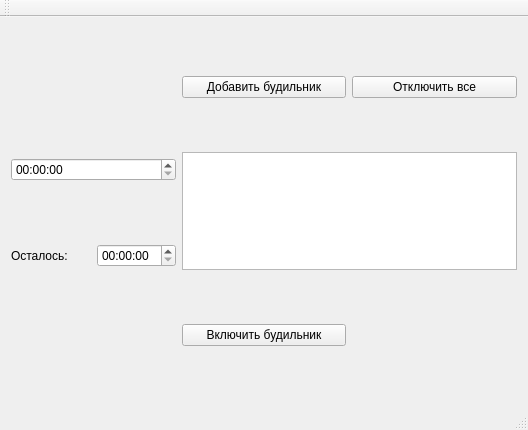
Before: the Qt Designer form alarm/MainWindow.ui in lebendig13/alarm, drawn with Qt 5.
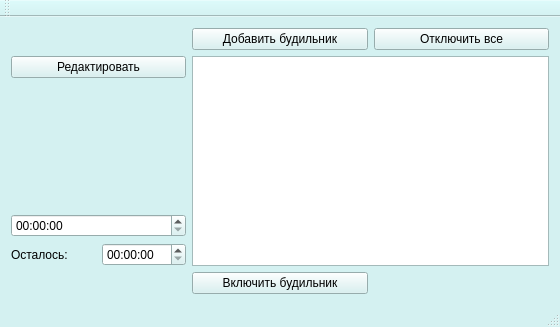
After: the same form once the commit is applied.

Diff of the .ui file:
```diff
--- a/alarm/MainWindow.ui
+++ b/alarm/MainWindow.ui
@@ -6,32 +6,430 @@
    <rect>
     <x>0</x>
     <y>0</y>
-    <width>528</width>
-    <height>430</height>
+    <width>560</width>
+    <height>327</height>
    </rect>
   </property>
+  <property name="palette">
+   <palette>
+    <active>
+     <colorrole role="WindowText">
+      <brush brushstyle="SolidPattern">
+       <color alpha="255">
+        <red>0</red>
+        <green>0</green>
+        <blue>0</blue>
+       </color>
+      </brush>
+     </colorrole>
+     <colorrole role="Button">
+      <brush brushstyle="SolidPattern">
+       <color alpha="255">
+        <red>212</red>
+        <green>241</green>
+        <blue>241</blue>
+       </color>
+      </brush>
+     </colorrole>
+     <colorrole role="Light">
+      <brush brushstyle="SolidPattern">
+       <color alpha="255">
+        <red>255</red>
+        <green>255</green>
+        <blue>255</blue>
+       </color>
+      </brush>
+     </colorrole>
+     <colorrole role="Midlight">
+      <brush brushstyle="SolidPattern">
+       <color alpha="255">
+        <red>233</red>
+        <green>248</green>
+        <blue>248</blue>
+       </color>
+      </brush>
+     </colorrole>
+     <colorrole role="Dark">
+      <brush brushstyle="SolidPattern">
+       <color alpha="255">
+        <red>106</red>
+        <green>120</green>
+        <blue>120</blue>
+       </color>
+      </brush>
+     </colorrole>
+     <colorrole role="Mid">
+      <brush brushstyle="SolidPattern">
+       <color alpha="255">
+        <red>141</red>
+        <green>161</green>
+        <blue>161</blue>
+       </color>
+      </brush>
+     </colorrole>
+     <colorrole role="Text">
+      <brush brushstyle="SolidPattern">
+       <color alpha="255">
+        <red>0</red>
+        <green>0</green>
+        <blue>0</blue>
+       </color>
+      </brush>
+     </colorrole>
+     <colorrole role="BrightText">
+      <brush brushstyle="SolidPattern">
+       <color alpha="255">
+        <red>255</red>
+        <green>255</green>
+        <blue>255</blue>
+       </color>
+      </brush>
+     </colorrole>
+     <colorrole role="ButtonText">
+      <brush brushstyle="SolidPattern">
+       <color alpha="255">
+        <red>0</red>
+        <green>0</green>
+        <blue>0</blue>
+       </color>
+      </brush>
+     </colorrole>
+     <colorrole role="Base">
+      <brush brushstyle="SolidPattern">
+       <color alpha="255">
+        <red>255</red>
+        <green>255</green>
+        <blue>255</blue>
+       </color>
+      </brush>
+     </colorrole>
+     <colorrole role="Window">
+      <brush brushstyle="SolidPattern">
+       <color alpha="255">
+        <red>212</red>
+        <green>241</green>
+        <blue>241</blue>
+       </color>
+      </brush>
+     </colorrole>
+     <colorrole role="Shadow">
+      <brush brushstyle="SolidPattern">
+       <color alpha="255">
+        <red>0</red>
+        <green>0</green>
+        <blue>0</blue>
+       </color>
+      </brush>
+     </colorrole>
+     <colorrole role="AlternateBase">
+      <brush brushstyle="SolidPattern">
+       <color alpha="255">
+        <red>233</red>
+        <green>248</green>
+        <blue>248</blue>
+       </color>
+      </brush>
+     </colorrole>
+     <colorrole role="ToolTipBase">
+      <brush brushstyle="SolidPattern">
+       <color alpha="255">
+        <red>255</red>
+        <green>255</green>
+        <blue>220</blue>
+       </color>
+      </brush>
+     </colorrole>
+     <colorrole role="ToolTipText">
+      <brush brushstyle="SolidPattern">
+       <color alpha="255">
+        <red>0</red>
+        <green>0</green>
+        <blue>0</blue>
+       </color>
+      </brush>
+     </colorrole>
+    </active>
+    <inactive>
+     <colorrole role="WindowText">
+      <brush brushstyle="SolidPattern">
+       <color alpha="255">
+        <red>0</red>
+        <green>0</green>
+        <blue>0</blue>
+       </color>
+      </brush>
+     </colorrole>
+     <colorrole role="Button">
+      <brush brushstyle="SolidPattern">
+       <color alpha="255">
+        <red>212</red>
+        <green>241</green>
+        <blue>241</blue>
+       </color>
+      </brush>
+     </colorrole>
+     <colorrole role="Light">
+      <brush brushstyle="SolidPattern">
+       <color alpha="255">
+        <red>255</red>
+        <green>255</green>
+        <blue>255</blue>
+       </color>
+      </brush>
+     </colorrole>
+     <colorrole role="Midlight">
+      <brush brushstyle="SolidPattern">
+       <color alpha="255">
+        <red>233</red>
+        <green>248</green>
+        <blue>248</blue>
+       </color>
+      </brush>
+     </colorrole>
+     <colorrole role="Dark">
+      <brush brushstyle="SolidPattern">
+       <color alpha="255">
+        <red>106</red>
+        <green>120</green>
+        <blue>120</blue>
+       </color>
+      </brush>
+     </colorrole>
+     <colorrole role="Mid">
+      <brush brushstyle="SolidPattern">
+       <color alpha="255">
+        <red>141</red>
+        <green>161</green>
+        <blue>161</blue>
+       </color>
+      </brush>
+     </colorrole>
+     <colorrole role="Text">
+      <brush brushstyle="SolidPattern">
+       <color alpha="255">
+        <red>0</red>
+        <green>0</green>
+        <blue>0</blue>
+       </color>
+      </brush>
+     </colorrole>
+     <colorrole role="BrightText">
+      <brush brushstyle="SolidPattern">
+       <color alpha="255">
+        <red>255</red>
+        <green>255</green>
+        <blue>255</blue>
+       </color>
+      </brush>
+     </colorrole>
+     <colorrole role="ButtonText">
+      <brush brushstyle="SolidPattern">
+       <color alpha="255">
+        <red>0</red>
+        <green>0</green>
+        <blue>0</blue>
+       </color>
+      </brush>
+     </colorrole>
+     <colorrole role="Base">
+      <brush brushstyle="SolidPattern">
+       <color alpha="255">
+        <red>255</red>
+        <green>255</green>
+        <blue>255</blue>
+       </color>
+      </brush>
+     </colorrole>
+     <colorrole role="Window">
+      <brush brushstyle="SolidPattern">
+       <color alpha="255">
+        <red>212</red>
+        <green>241</green>
+        <blue>241</blue>
+       </color>
+      </brush>
+     </colorrole>
+     <colorrole role="Shadow">
+      <brush brushstyle="SolidPattern">
+       <color alpha="255">
+        <red>0</red>
+        <green>0</green>
+        <blue>0</blue>
+       </color>
+      </brush>
+     </colorrole>
+     <colorrole role="AlternateBase">
+      <brush brushstyle="SolidPattern">
+       <color alpha="255">
+        <red>233</red>
+        <green>248</green>
+        <blue>248</blue>
+       </color>
+      </brush>
+     </colorrole>
+     <colorrole role="ToolTipBase">
+      <brush brushstyle="SolidPattern">
+       <color alpha="255">
+        <red>255</red>
+        <green>255</green>
+        <blue>220</blue>
+       </color>
+      </brush>
+     </colorrole>
+     <colorrole role="ToolTipText">
+      <brush brushstyle="SolidPattern">
+       <color alpha="255">
+        <red>0</red>
+        <green>0</green>
+        <blue>0</blue>
+       </color>
+      </brush>
+     </colorrole>
+    </inactive>
+    <disabled>
+     <colorrole role="WindowText">
+      <brush brushstyle="SolidPattern">
+       <color alpha="255">
+        <red>106</red>
+        <green>120</green>
+        <blue>120</blue>
+       </color>
+      </brush>
+     </colorrole>
+     <colorrole role="Button">
+      <brush brushstyle="SolidPattern">
+       <color alpha="255">
+        <red>212</red>
+        <green>241</green>
+        <blue>241</blue>
+       </color>
+      </brush>
+     </colorrole>
+     <colorrole role="Light">
+      <brush brushstyle="SolidPattern">
+       <color alpha="255">
+        <red>255</red>
+        <green>255</green>
+        <blue>255</blue>
+       </color>
+      </brush>
+     </colorrole>
+     <colorrole role="Midlight">
+      <brush brushstyle="SolidPattern">
+       <color alpha="255">
+        <red>233</red>
+        <green>248</green>
+        <blue>248</blue>
+       </color>
+      </brush>
+     </colorrole>
+     <colorrole role="Dark">
+      <brush brushstyle="SolidPattern">
+       <color alpha="255">
+        <red>106</red>
+        <green>120</green>
+        <blue>120</blue>
+       </color>
+      </brush>
+     </colorrole>
+     <colorrole role="Mid">
+      <brush brushstyle="SolidPattern">
+       <color alpha="255">
+        <red>141</red>
+        <green>161</green>
+        <blue>161</blue>
+       </color>
+      </brush>
+     </colorrole>
+     <colorrole role="Text">
+      <brush brushstyle="SolidPattern">
+       <color alpha="255">
+        <red>106</red>
+        <green>120</green>
+        <blue>120</blue>
+       </color>
+      </brush>
+     </colorrole>
+     <colorrole role="BrightText">
+      <brush brushstyle="SolidPattern">
+       <color alpha="255">
+        <red>255</red>
+        <green>255</green>
+        <blue>255</blue>
+       </color>
+      </brush>
+     </colorrole>
+     <colorrole role="ButtonText">
+      <brush brushstyle="SolidPattern">
+       <color alpha="255">
+        <red>106</red>
+        <green>120</green>
+        <blue>120</blue>
+       </color>
+      </brush>
+     </colorrole>
+     <colorrole role="Base">
+      <brush brushstyle="SolidPattern">
+       <color alpha="255">
+        <red>212</red>
+        <green>241</green>
+        <blue>241</blue>
+       </color>
+      </brush>
+     </colorrole>
+     <colorrole role="Window">
+      <brush brushstyle="SolidPattern">
+       <color alpha="255">
+        <red>212</red>
+        <green>241</green>
+        <blue>241</blue>
+       </color>
+      </brush>
+     </colorrole>
+     <colorrole role="Shadow">
+      <brush brushstyle="SolidPattern">
+       <color alpha="255">
+        <red>0</red>
+        <green>0</green>
+        <blue>0</blue>
+       </color>
+      </brush>
+     </colorrole>
+     <colorrole role="AlternateBase">
+      <brush brushstyle="SolidPattern">
+       <color alpha="255">
+        <red>212</red>
+        <green>241</green>
+        <blue>241</blue>
+       </color>
+      </brush>
+     </colorrole>
+     <colorrole role="ToolTipBase">
+      <brush brushstyle="SolidPattern">
+       <color alpha="255">
+        <red>255</red>
+        <green>255</green>
+        <blue>220</blue>
+       </color>
+      </brush>
+     </colorrole>
+     <colorrole role="ToolTipText">
+      <brush brushstyle="SolidPattern">
+       <color alpha="255">
+        <red>0</red>
+        <green>0</green>
+        <blue>0</blue>
+       </color>
+      </brush>
+     </colorrole>
+    </disabled>
+   </palette>
+  </property>
   <property name="windowTitle">
    <string>MainWindow</string>
   </property>
   <widget class="QWidget" name="centralWidget">
-   <layout class="QGridLayout" name="gridLayout_2">
-    <item row="3" column="1">
-     <widget class="QPushButton" name="pB_turnOn">
-      <property name="text">
-       <string>Включить будильник</string>
-      </property>
-     </widget>
-    </item>
-    <item row="1" column="1" rowspan="2" colspan="2">
-     <widget class="QTableWidget" name="tW_alarms"/>
-    </item>
-    <item row="0" column="2">
-     <widget class="QPushButton" name="pB_allOff">
-      <property name="text">
-       <string>Отключить все</string>
-      </property>
-     </widget>
-    </item>
+   <layout class="QGridLayout" name="gridLayout_3">
     <item row="0" column="1">
      <widget class="QPushButton" name="pB_addAlarm">
       <property name="text">
@@ -39,24 +437,65 @@
       </property>
      </widget>
     </item>
+    <item row="0" column="2">
+     <widget class="QPushButton" name="pB_allOff">
+      <property name="text">
+       <string>Отключить все</string>
+      </property>
+     </widget>
+    </item>
+    <item row="1" column="0">
+     <widget class="QPushButton" name="pB_edit">
+      <property name="text">
+       <string>Редактировать</string>
+      </property>
+     </widget>
+    </item>
+    <item row="1" column="1" rowspan="3" colspan="2">
+     <widget class="QTableWidget" name="tW_alarms"/>
+    </item>
     <item row="2" column="0">
-     <layout class="QGridLayout" name="gridLayout">
+     <spacer name="verticalSpacer">
+      <property name="orientation">
+       <enum>Qt::Vertical</enum>
+      </property>
+      <property name="sizeHint" stdset="0">
+       <size>
+        <width>20</width>
+        <height>45</height>
+       </size>
+      </property>
+     </spacer>
+    </item>
+    <item row="3" column="0">
+     <layout class="QGridLayout" name="gridLayout_2">
       <item row="0" column="0">
-       <widget class="QLabel" name="label">
-        <property name="text">
-         <string>Осталось:</string>
+       <widget class="QTimeEdit" name="tE_clock">
+        <property name="displayFormat">
+         <string>HH:mm:ss</string>
         </property>
        </widget>
       </item>
-      <item row="0" column="1">
-       <widget class="QTimeEdit" name="tE_restTime"/>
+      <item row="1" column="0">
+       <layout class="QGridLayout" name="gridLayout">
+        <item row="0" column="0">
+         <widget class="QLabel" name="label">
+          <property name="text">
+           <string>Осталось:</string>
+          </property>
+         </widget>
+        </item>
+        <item row="0" column="1">
+         <widget class="QTimeEdit" name="tE_restTime"/>
+        </item>
+       </layout>
       </item>
      </layout>
     </item>
-    <item row="1" column="0">
-     <widget class="QTimeEdit" name="tE_clock">
-      <property name="displayFormat">
-       <string>HH:mm:ss</string>
+    <item row="4" column="1">
+     <widget class="QPushButton" name="pB_turnOn">
+      <property name="text">
+       <string>Включить будильник</string>
       </property>
      </widget>
     </item>
```
Left out of the diff: 2 changed lines with no effect on the pictures.
